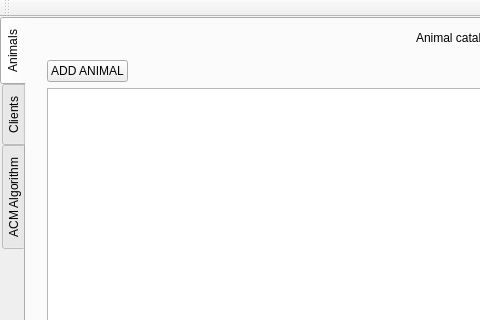
The window that cuac/homeview.ui (ducongo/comp3004winter2019) describes before a commit, drawn with Qt 5; both pictures show x 0 to 480 and y 0 to 320 of the 990 by 585 pixel window.
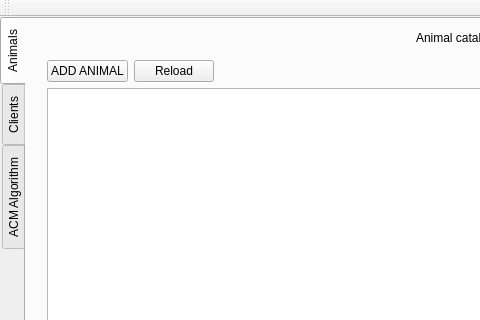
The same window after the commit. The open tabs and pages were chosen to show the change.

Diff of the .ui file:
```diff
--- a/cuac/homeview.ui
+++ b/cuac/homeview.ui
@@ -52,6 +52,13 @@
            </property>
           </widget>
          </item>
+         <item>
+          <widget class="QPushButton" name="pushButton">
+           <property name="text">
+            <string>Reload</string>
+           </property>
+          </widget>
+         </item>
          <item>
           <spacer name="horizontalSpacer">
            <property name="orientation">
```
Left out of the diff: 2 changed lines with no effect on the pictures.
